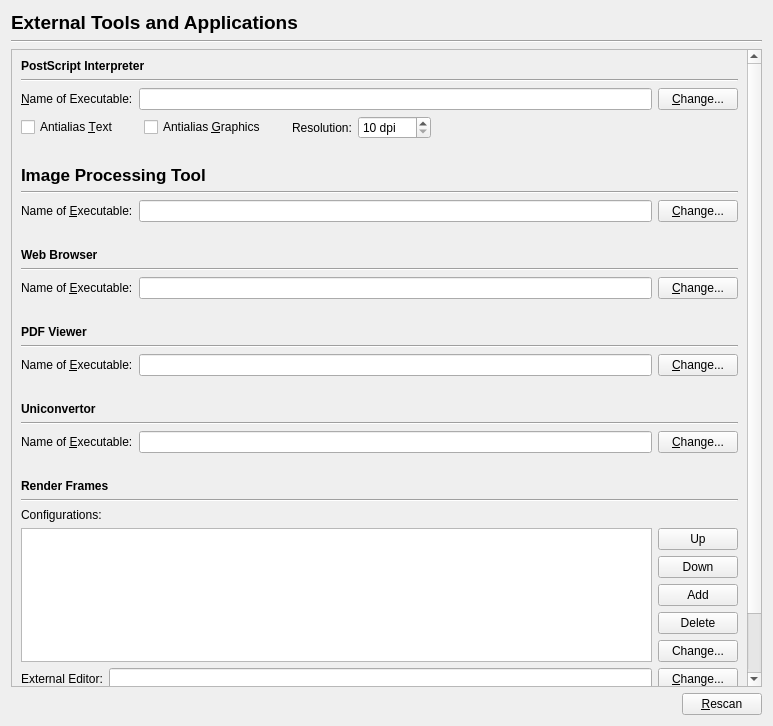
Old version of the form scribus/ui/prefs_externaltoolsbase.ui in the repository scribusproject/scribus.
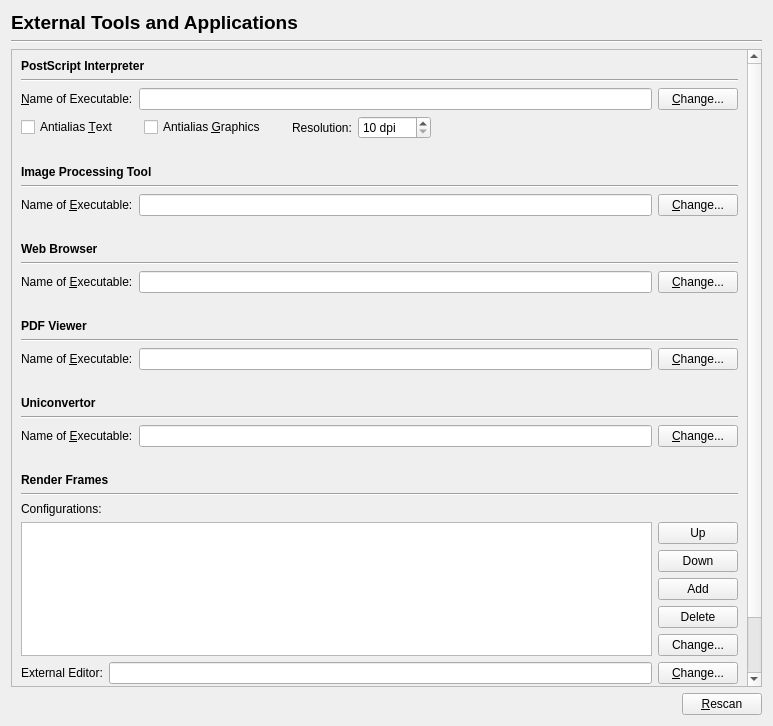
New version of the form.

Patch:
```diff
--- a/scribus/ui/prefs_externaltoolsbase.ui
+++ b/scribus/ui/prefs_externaltoolsbase.ui
@@ -45,8 +45,8 @@
        <rect>
         <x>0</x>
         <y>0</y>
-        <width>739</width>
-        <height>761</height>
+        <width>732</width>
+        <height>969</height>
        </rect>
       </property>
       <layout class="QVBoxLayout" name="verticalLayout_3">
@@ -225,7 +225,6 @@
         <widget class="QLabel" name="label_3">
          <property name="font">
           <font>
-           <pointsize>13</pointsize>
            <weight>75</weight>
            <bold>true</bold>
           </font>
```
